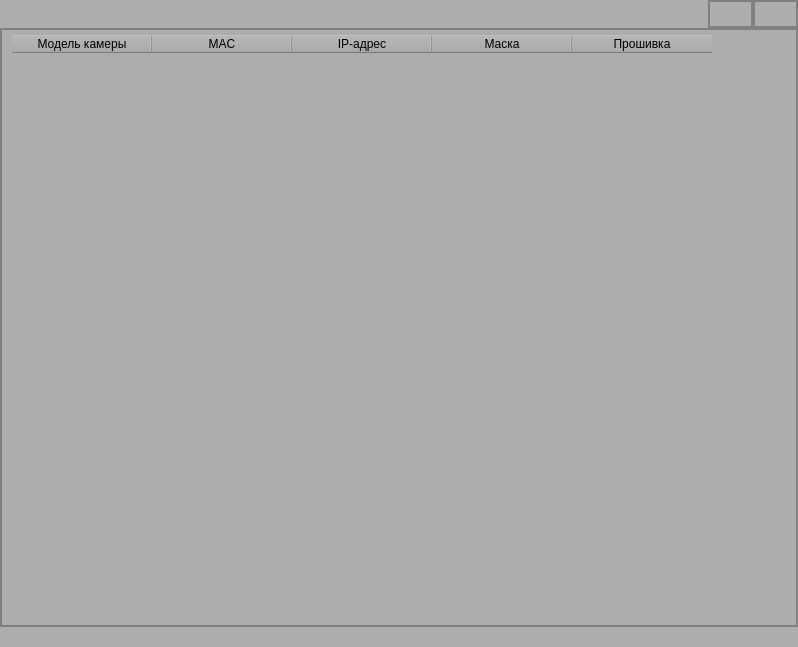
Old version of the form ui_main_frame.ui in the repository mentalitet-new/ESC-new.
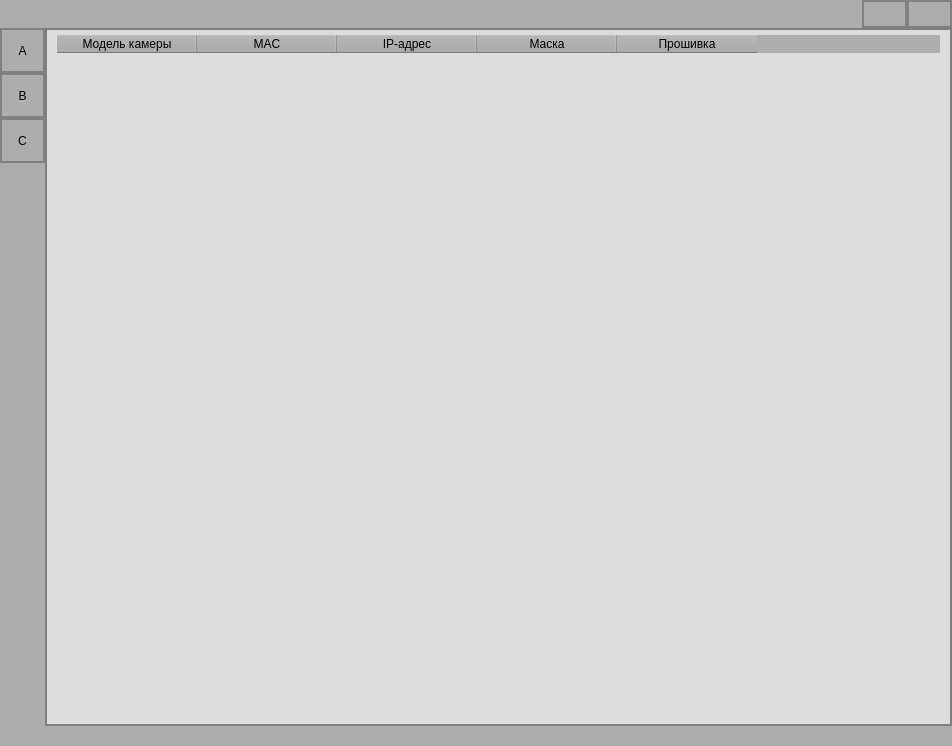
New version of the form. Icons and pictures are not drawn.

Commit message: Добавление кнопок.

The edit to the form file:
```diff
--- a/ui_main_frame.ui
+++ b/ui_main_frame.ui
@@ -6,8 +6,8 @@
    <rect>
     <x>0</x>
     <y>0</y>
-    <width>798</width>
-    <height>647</height>
+    <width>952</width>
+    <height>746</height>
    </rect>
   </property>
   <property name="windowTitle">
@@ -105,7 +105,6 @@
 background-color: rgb(173,173,173);
     spacing: 3px;           
     padding: 5px 10px;
-    background-color: rgb(173,173,173);
     color: rgb(0,0,0);  
 }
 QLabel:pressed {
@@ -113,10 +112,6 @@
     background-color: rgb(85, 170, 127);
     color: rgb(0,0,0);  
     border-radius: 5px;
-}
-QLabel:disabled {
-	background-color: rgb(220,220,220,);
-	color: rgb(150,150,150,);
 }</string>
             </property>
             <property name="frameShadow">
@@ -286,7 +281,7 @@
       <property name="frameShadow">
        <enum>QFrame::Raised</enum>
       </property>
-      <layout class="QVBoxLayout" name="verticalLayout">
+      <layout class="QHBoxLayout" name="horizontalLayout_3">
        <property name="spacing">
         <number>0</number>
        </property>
@@ -302,6 +297,290 @@
        <property name="bottomMargin">
         <number>0</number>
        </property>
+       <item>
+        <widget class="QFrame" name="button_right">
+         <property name="minimumSize">
+          <size>
+           <width>0</width>
+           <height>0</height>
+          </size>
+         </property>
+         <property name="maximumSize">
+          <size>
+           <width>55</width>
+           <height>16777215</height>
+          </size>
+         </property>
+         <property name="frameShadow">
+          <enum>QFrame::Raised</enum>
+         </property>
+         <layout class="QVBoxLayout" name="verticalLayout_10">
+          <property name="spacing">
+           <number>0</number>
+          </property>
+          <property name="leftMargin">
+           <number>0</number>
+          </property>
+          <property name="topMargin">
+           <number>0</number>
+          </property>
+          <property name="rightMargin">
+           <number>0</number>
+          </property>
+          <property name="bottomMargin">
+           <number>0</number>
+          </property>
+          <item>
+           <widget class="QFrame" name="vertical_button_3">
+            <property name="maximumSize">
+             <size>
+              <width>45</width>
+              <height>45</height>
+             </size>
+            </property>
+            <property name="frameShadow">
+             <enum>QFrame::Raised</enum>
+            </property>
+            <layout class="QVBoxLayout" name="verticalLayout_7">
+             <property name="spacing">
+              <number>0</number>
+             </property>
+             <property name="leftMargin">
+              <number>0</number>
+             </property>
+             <property name="topMargin">
+              <number>0</number>
+             </property>
+             <property name="rightMargin">
+              <number>0</number>
+             </property>
+             <property name="bottomMargin">
+              <number>0</number>
+             </property>
+             <item>
+              <widget class="QPushButton" name="pushButton_3">
+               <property name="minimumSize">
+                <size>
+                 <width>45</width>
+                 <height>45</height>
+                </size>
+               </property>
+               <property name="maximumSize">
+                <size>
+                 <width>45</width>
+                 <height>45</height>
+                </size>
+               </property>
+               <property name="styleSheet">
+                <string notr="true">QPushButton {
+background-color: rgb(173,173,173);
+    spacing: 3px;           
+    padding: 5px 10px;
+    background-color: rgb(173,173,173);
+    color: rgb(0,0,0);
+	border: 2px solid grey;
+}
+QPushButton:hover {
+	background-color: rgb(255, 142, 119);
+	border-radius: 5px;
+}
+QPushButton:pressed {
+	border: 2px solid green;
+    background-color: rgb(85, 170, 127);
+    color: rgb(0,0,0);  
+    border-radius: 5px;
+}
+QPushButton:disabled {
+	background-color: rgb(220,220,220,);
+	color: rgb(150,150,150,);
+}</string>
+               </property>
+               <property name="text">
+                <string>A</string>
+               </property>
+               <property name="flat">
+                <bool>true</bool>
+               </property>
+              </widget>
+             </item>
+            </layout>
+           </widget>
+          </item>
+          <item>
+           <widget class="QFrame" name="vertical_button_2">
+            <property name="maximumSize">
+             <size>
+              <width>45</width>
+              <height>45</height>
+             </size>
+            </property>
+            <property name="frameShadow">
+             <enum>QFrame::Raised</enum>
+            </property>
+            <layout class="QVBoxLayout" name="verticalLayout_6">
+             <property name="spacing">
+              <number>0</number>
+             </property>
+             <property name="leftMargin">
+              <number>0</number>
+             </property>
+             <property name="topMargin">
+              <number>0</number>
+             </property>
+             <property name="rightMargin">
+              <number>0</number>
+             </property>
+             <property name="bottomMargin">
+              <number>0</number>
+             </property>
+             <item>
+              <widget class="QPushButton" name="pushButton_2">
+               <property name="minimumSize">
+                <size>
+                 <width>45</width>
+                 <height>45</height>
+                </size>
+               </property>
+               <property name="maximumSize">
+                <size>
+                 <width>45</width>
+                 <height>45</height>
+                </size>
+               </property>
+               <property name="styleSheet">
+                <string notr="true">QPushButton {
+background-color: rgb(173,173,173);
+    spacing: 3px;           
+    padding: 5px 10px;
+    background-color: rgb(173,173,173);
+    color: rgb(0,0,0);
+	border: 2px solid grey;
+}
+QPushButton:hover {
+	background-color: rgb(255, 142, 119);
+	border-radius: 5px;
+}
+QPushButton:pressed {
+	border: 2px solid green;
+    background-color: rgb(85, 170, 127);
+    color: rgb(0,0,0);  
+    border-radius: 5px;
+}
+QPushButton:disabled {
+	background-color: rgb(220,220,220,);
+	color: rgb(150,150,150,);
+}</string>
+               </property>
+               <property name="text">
+                <string>B</string>
+               </property>
+               <property name="flat">
+                <bool>true</bool>
+               </property>
+              </widget>
+             </item>
+            </layout>
+           </widget>
+          </item>
+          <item>
+           <widget class="QFrame" name="vertical_button_1">
+            <property name="maximumSize">
+             <size>
+              <width>45</width>
+              <height>45</height>
+             </size>
+            </property>
+            <property name="frameShadow">
+             <enum>QFrame::Raised</enum>
+            </property>
+            <layout class="QVBoxLayout" name="verticalLayout_5">
+             <property name="spacing">
+              <number>0</number>
+             </property>
+             <property name="leftMargin">
+              <number>0</number>
+             </property>
+             <property name="topMargin">
+              <number>0</number>
+             </property>
+             <property name="rightMargin">
+              <number>0</number>
+             </property>
+             <property name="bottomMargin">
+              <number>0</number>
+             </property>
+             <item>
+              <widget class="QPushButton" name="pushButton">
+               <property name="minimumSize">
+                <size>
+                 <width>45</width>
+                 <height>45</height>
+                </size>
+               </property>
+               <property name="maximumSize">
+                <size>
+                 <width>45</width>
+                 <height>45</height>
+                </size>
+               </property>
+               <property name="styleSheet">
+                <string notr="true">QPushButton {
+background-color: rgb(173,173,173);
+    spacing: 3px;           
+    padding: 5px 10px;
+    background-color: rgb(173,173,173);
+    color: rgb(0,0,0);
+	border: 2px solid grey;
+}
+QPushButton:hover {
+	background-color: rgb(255, 142, 119);
+	border-radius: 5px;
+}
+QPushButton:pressed {
+	border: 2px solid green;
+    background-color: rgb(85, 170, 127);
+    color: rgb(0,0,0);  
+    border-radius: 5px;
+}
+QPushButton:disabled {
+	background-color: rgb(220,220,220,);
+	color: rgb(150,150,150,);
+}</string>
+               </property>
+               <property name="text">
+                <string>C</string>
+               </property>
+               <property name="flat">
+                <bool>true</bool>
+               </property>
+              </widget>
+             </item>
+            </layout>
+           </widget>
+          </item>
+          <item>
+           <layout class="QVBoxLayout" name="verticalLayout_9">
+            <property name="spacing">
+             <number>0</number>
+            </property>
+            <item>
+             <widget class="QLabel" name="label_3">
+              <property name="maximumSize">
+               <size>
+                <width>45</width>
+                <height>16777215</height>
+               </size>
+              </property>
+              <property name="text">
+               <string/>
+              </property>
+             </widget>
+            </item>
+           </layout>
+          </item>
+         </layout>
+        </widget>
+       </item>
        <item>
         <widget class="QFrame" name="table_frame">
          <property name="frameShadow">
@@ -324,6 +603,24 @@
            <number>0</number>
           </property>
           <item>
+           <widget class="QFrame" name="tb_frame">
+            <layout class="QVBoxLayout" name="verticalLayout_4">
+             <property name="spacing">
+              <number>0</number>
+             </property>
+             <property name="leftMargin">
+              <number>0</number>
+             </property>
+             <property name="topMargin">
+              <number>0</number>
+             </property>
+             <property name="rightMargin">
+              <number>0</number>
+             </property>
+             <property name="bottomMargin">
+              <number>0</number>
+             </property>
+             <item>
            <widget class="QTableWidget" name="tableWidget_search_camera">
             <property name="enabled">
              <bool>true</bool>
@@ -336,10 +633,9 @@
             </property>
             <property name="styleSheet">
              <string notr="true">QTableWidget {
-background-color: rgb(173,173,173);
+    background-color: rgb(220,220,220);
     spacing: 3px;           
     padding: 5px 10px;
-    background-color: rgb(173,173,173);
     color: rgb(0,0,0);  
 	border: 2px solid grey;
 }
@@ -348,10 +644,6 @@
     background-color: rgb(85, 170, 127);
     color: rgb(0,0,0);  
     border-radius: 5px;
-}
-QTableWidget:disabled {
-	background-color: rgb(220,220,220,);
-	color: rgb(150,150,150,);
 }</string>
             </property>
             <property name="frameShadow">
@@ -424,6 +716,9 @@
             </column>
            </widget>
           </item>
+            </layout>
+           </widget>
+          </item>
           <item>
            <widget class="QFrame" name="low_bot">
             <property name="minimumSize">
@@ -505,6 +800,31 @@
                 <property name="bottomMargin">
                  <number>0</number>
                 </property>
+                <item>
+                 <widget class="QLabel" name="label">
+                  <property name="minimumSize">
+                   <size>
+                    <width>20</width>
+                    <height>20</height>
+                   </size>
+                  </property>
+                  <property name="frameShadow">
+                   <enum>QFrame::Raised</enum>
+                  </property>
+                  <property name="text">
+                   <string/>
+                  </property>
+                  <property name="pixmap">
+                   <pixmap>icon/right_down.png</pixmap>
+                  </property>
+                  <property name="scaledContents">
+                   <bool>true</bool>
+                  </property>
+                  <property name="alignment">
+                   <set>Qt::AlignCenter</set>
+                  </property>
+                 </widget>
+                </item>
                </layout>
               </widget>
              </item>
```
Lines whose indentation alone changed are shown as unchanged. The commit also changes 2 other files.
